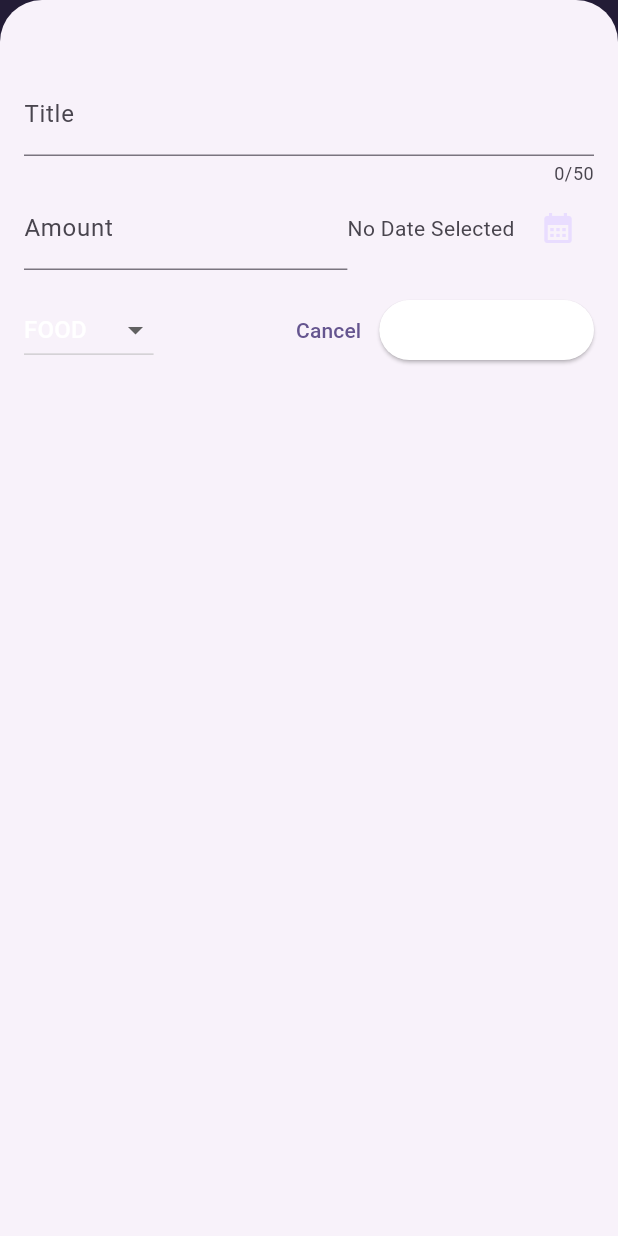
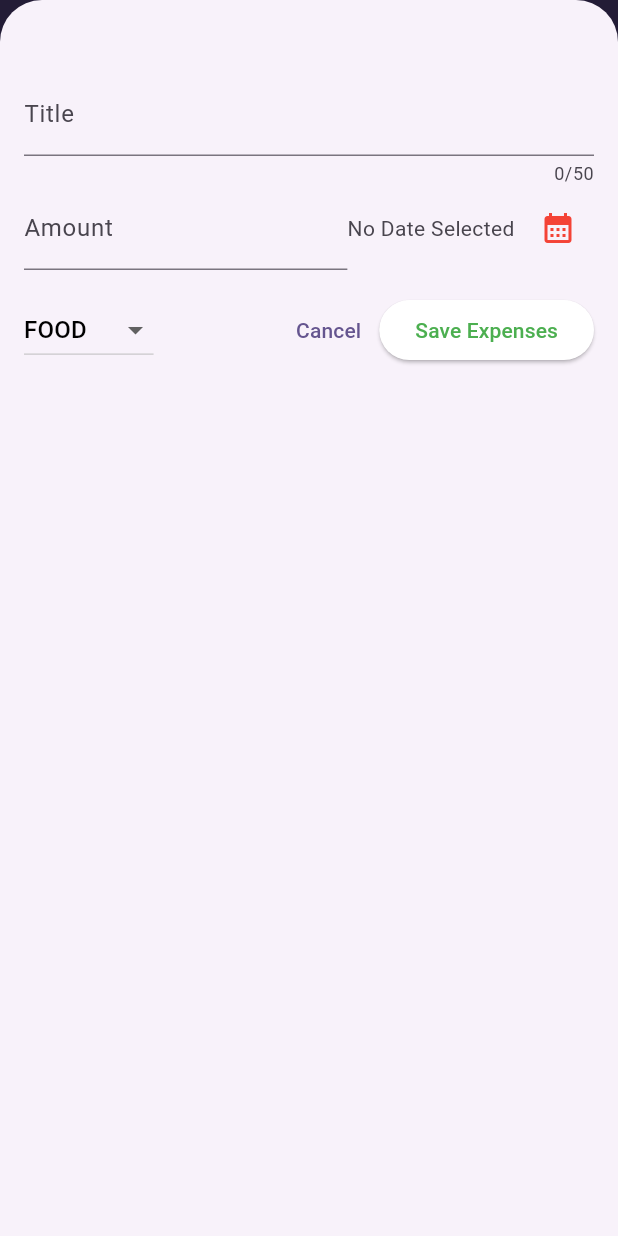
Before and after one commit to S-at-yam/Expense-Tracker, a Flutter app: the screen it shows after launch, after a tap on the "add" icon, on a phone screen of 412 x 824 dp. Run offline on Flutter 3.47's test engine with Material 3 defaults, Android fonts, the phone set to English and light mode, and no system bars.

Commit message:
project completed, better styling may be done

```diff
--- a/lib/widgets/chart/chart.dart
+++ b/lib/widgets/chart/chart.dart
@@ -42,8 +42,8 @@ class Chart extends StatelessWidget {
         borderRadius: BorderRadius.circular(8),
         gradient: LinearGradient(
           colors: [
-            Theme.of(context).colorScheme.primary.withOpacity(0.3),
-            Theme.of(context).colorScheme.primary.withOpacity(0.0),
+            Theme.of(context).colorScheme.primary.withValues(alpha: 0.3),
+            Theme.of(context).colorScheme.primary.withValues(alpha: 0.0),
           ],
           begin: Alignment.bottomCenter,
           end: Alignment.topCenter,
@@ -78,9 +78,8 @@ class Chart extends StatelessWidget {
                             color:
                                 isDarkMode
                                     ? Theme.of(context).colorScheme.secondary
-                                    : Theme.of(
-                                      context,
-                                    ).colorScheme.primary.withOpacity(0.7),
+                                    : Theme.of(context).colorScheme.primary
+                                        .withValues(alpha: 0.7),
                           ),
                         ),
                       ),
--- a/lib/widgets/chart/chart_bar.dart
+++ b/lib/widgets/chart/chart_bar.dart
@@ -25,9 +25,9 @@ class ChartBar extends StatelessWidget {
               color:
                   isDarkMode
                       ? Theme.of(context).colorScheme.secondary
-                      : Theme.of(context).colorScheme.primary.withValues(
-                        colorSpace: ColorSpace.sRGB,
-                      ),
+                      : Theme.of(
+                        context,
+                      ).colorScheme.primary.withValues(alpha: 1),
             ),
           ),
         ),
--- a/lib/widgets/new_expense.dart
+++ b/lib/widgets/new_expense.dart
@@ -49,7 +49,7 @@ class _NewExpenseState extends State<NewExpense> {
         context: context,
         builder:
             (ctx) => AlertDialog(
-              title: Text('Invalid input'),
+              title: Text('Invalid input', style: TextStyle(color: Colors.red)),
               content: Text('Please enter a valid title, amount and date.'),
               actions: [
                 TextButton(
@@ -110,7 +110,7 @@ class _NewExpenseState extends State<NewExpense> {
                   const SizedBox(width: 5),
                   IconButton(
                     onPressed: _selectDate,
-                    icon: Icon(Icons.calendar_month),
+                    icon: Icon(Icons.calendar_month, color: Colors.red),
                   ),
                 ],
               ),
@@ -126,7 +126,10 @@ class _NewExpenseState extends State<NewExpense> {
                         .map(
                           (category) => DropdownMenuItem(
                             value: category,
-                            child: Text(category.name.toUpperCase()),
+                            child: Text(
+                              category.name.toUpperCase(),
+                              style: TextStyle(color: Colors.black),
+                            ),
                           ),
                         )
                         .toList(),
@@ -151,7 +154,7 @@ class _NewExpenseState extends State<NewExpense> {
 
                 child: Text(
                   'Save Expenses',
-                  //style: TextStyle(color: Colors.white),
+                  style: TextStyle(color: Colors.green),
                 ),
               ),
             ],
```
